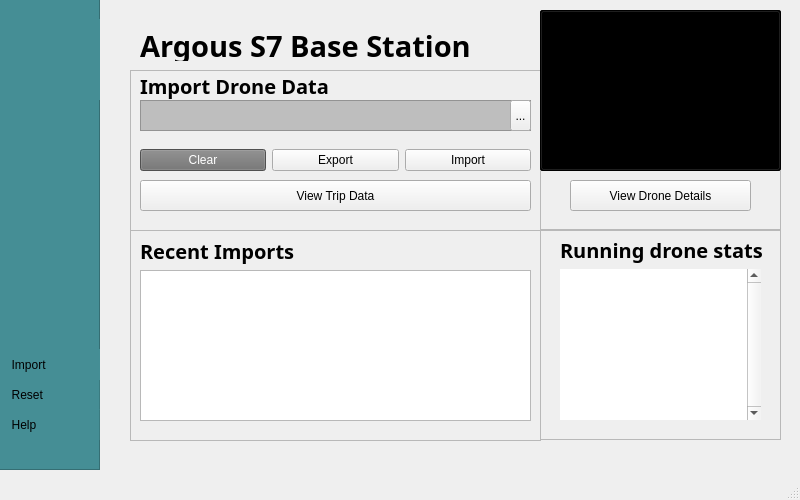
The window that src/Win/Argous Qt code base/ArgouseBaseSoftware/homepage.ui (Wabinabi/Argos) describes before a commit, drawn with Qt 5.
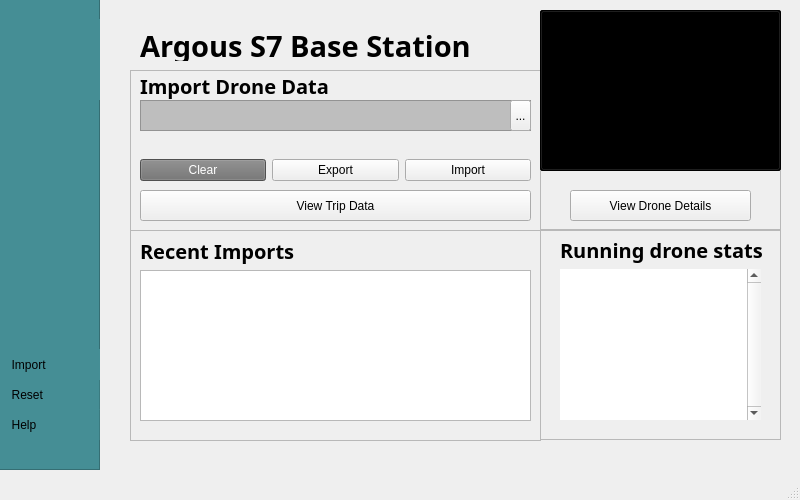
The same window after the commit. Icons and pictures are not drawn.

Commit message: Fixed side scrolling on directory browse

What changed in the file:
```diff
--- a/src/Win/Argous Qt code base/ArgouseBaseSoftware/homepage.ui
+++ b/src/Win/Argous Qt code base/ArgouseBaseSoftware/homepage.ui
@@ -67,7 +67,7 @@
      <property name="geometry">
       <rect>
        <x>10</x>
-       <y>110</y>
+       <y>120</y>
        <width>391</width>
        <height>31</height>
       </rect>
@@ -119,7 +119,7 @@
      <property name="geometry">
       <rect>
        <x>10</x>
-       <y>70</y>
+       <y>80</y>
        <width>391</width>
        <height>41</height>
       </rect>
@@ -222,7 +222,7 @@
      <property name="geometry">
       <rect>
        <x>30</x>
-       <y>170</y>
+       <y>180</y>
        <width>181</width>
        <height>31</height>
       </rect>
```
Left out of the diff: 15 changed lines with no effect on the pictures.
